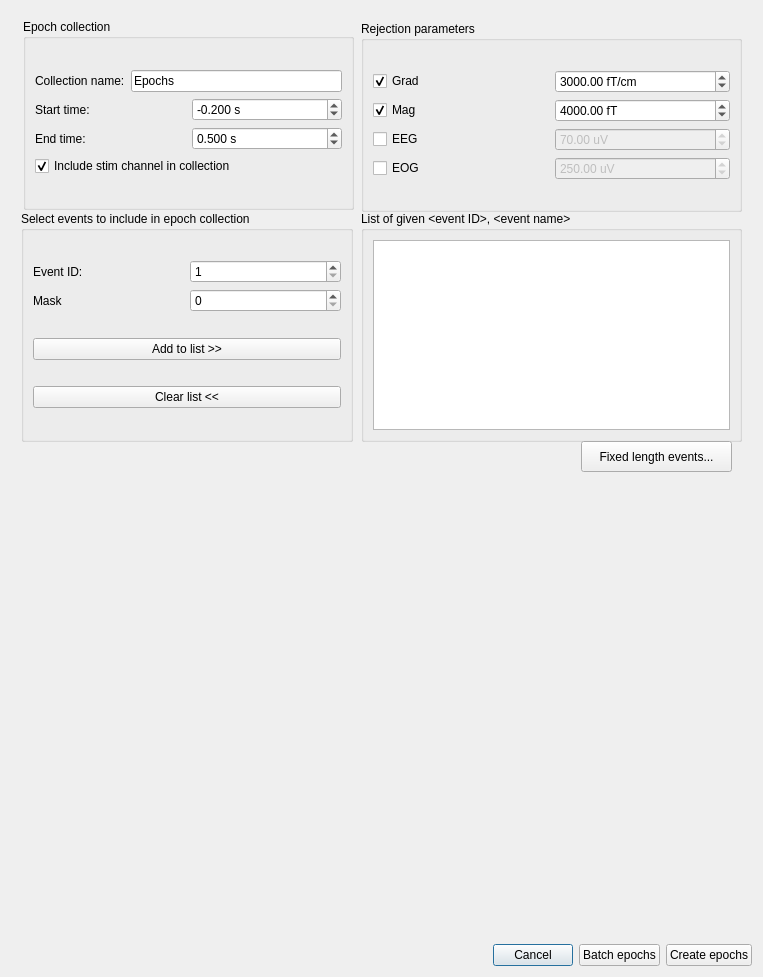
This is qt4Designer_ui_files/eventSelectionDialogUi.ui in cibr-jyu/meggie as Qt 5 draws it before an edit. The edited form follows.
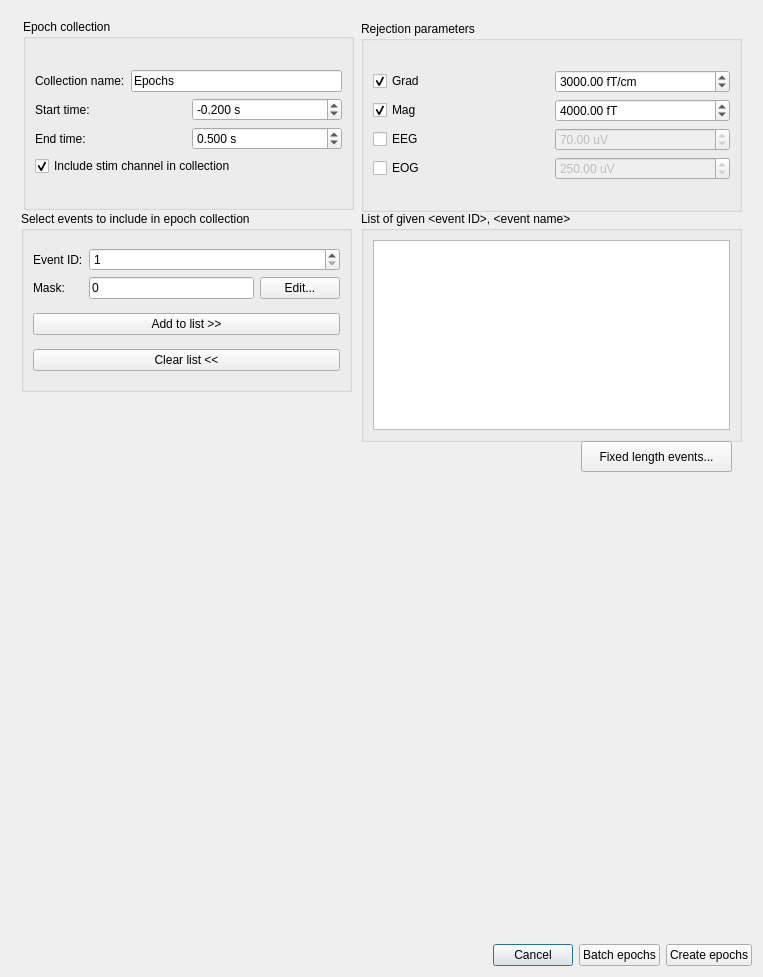
This is the edited form.

Commit message: Open bit dialog from eventselectiondialog

What changed in the file:
```diff
--- a/qt4Designer_ui_files/eventSelectionDialogUi.ui
+++ b/qt4Designer_ui_files/eventSelectionDialogUi.ui
@@ -148,26 +148,24 @@
         <rect>
          <x>10</x>
          <y>200</y>
-         <width>332</width>
-         <height>231</height>
+         <width>331</width>
+         <height>181</height>
         </rect>
        </property>
        <property name="title">
         <string>Select events to include in epoch collection</string>
        </property>
        <layout class="QGridLayout" name="gridLayout_2">
-        <item row="0" column="0">
-         <layout class="QVBoxLayout" name="verticalLayout_4">
-          <item>
-           <layout class="QHBoxLayout" name="horizontalLayout_7">
-            <item>
-             <widget class="QLabel" name="labelEventID">
+        <item row="2" column="0">
+         <widget class="QPushButton" name="pushButtonAdd">
               <property name="text">
-               <string>Event ID:</string>
+           <string>Add to list &gt;&gt;</string>
               </property>
              </widget>
             </item>
-            <item>
+        <item row="0" column="0">
+         <layout class="QGridLayout" name="gridLayout_5">
+          <item row="0" column="1">
              <widget class="QSpinBox" name="spinBoxEventID">
               <property name="minimum">
                <number>1</number>
@@ -177,48 +175,41 @@
               </property>
              </widget>
             </item>
-           </layout>
-          </item>
-          <item>
-           <layout class="QHBoxLayout" name="horizontalLayout_6">
-            <item>
-             <widget class="QLabel" name="labelMask">
+          <item row="0" column="0">
+           <widget class="QLabel" name="labelEventID">
               <property name="text">
-               <string>Mask</string>
-              </property>
-             </widget>
-            </item>
-            <item>
-             <widget class="QSpinBox" name="spinBoxMask">
-              <property name="enabled">
-               <bool>true</bool>
-              </property>
-              <property name="toolTip">
-               <string>&lt;html&gt;&lt;head/&gt;&lt;body&gt;&lt;p&gt;Mask bit used for finding events. For example, if mask is set to 1, first bit is ignored.&lt;/p&gt;&lt;/body&gt;&lt;/html&gt;</string>
-              </property>
-              <property name="minimum">
-               <number>0</number>
-              </property>
-              <property name="maximum">
-               <number>9999</number>
-              </property>
-              <property name="value">
-               <number>0</number>
-              </property>
-             </widget>
-            </item>
-           </layout>
-          </item>
-         </layout>
+             <string>Event ID:</string>
+            </property>
+           </widget>
         </item>
         <item row="1" column="0">
-         <widget class="QPushButton" name="pushButtonAdd">
+           <widget class="QLabel" name="labelMask">
           <property name="text">
-           <string>Add to list &gt;&gt;</string>
+             <string>Mask:</string>
           </property>
          </widget>
         </item>
-        <item row="2" column="0">
+          <item row="1" column="1">
+           <layout class="QHBoxLayout" name="horizontalLayout_4">
+            <item>
+             <widget class="QLineEdit" name="lineEditMask">
+              <property name="text">
+               <string>0</string>
+              </property>
+             </widget>
+            </item>
+            <item>
+             <widget class="QPushButton" name="pushButtonEdit">
+              <property name="text">
+               <string>Edit...</string>
+              </property>
+             </widget>
+            </item>
+           </layout>
+          </item>
+         </layout>
+        </item>
+        <item row="3" column="0">
          <widget class="QPushButton" name="pushButtonClear">
           <property name="text">
            <string>Clear list &lt;&lt;</string>
```
Left out of the diff: 2 changed lines with no effect on the pictures. Lines whose indentation alone changed are shown as unchanged. The commit also changes 2 other files.
